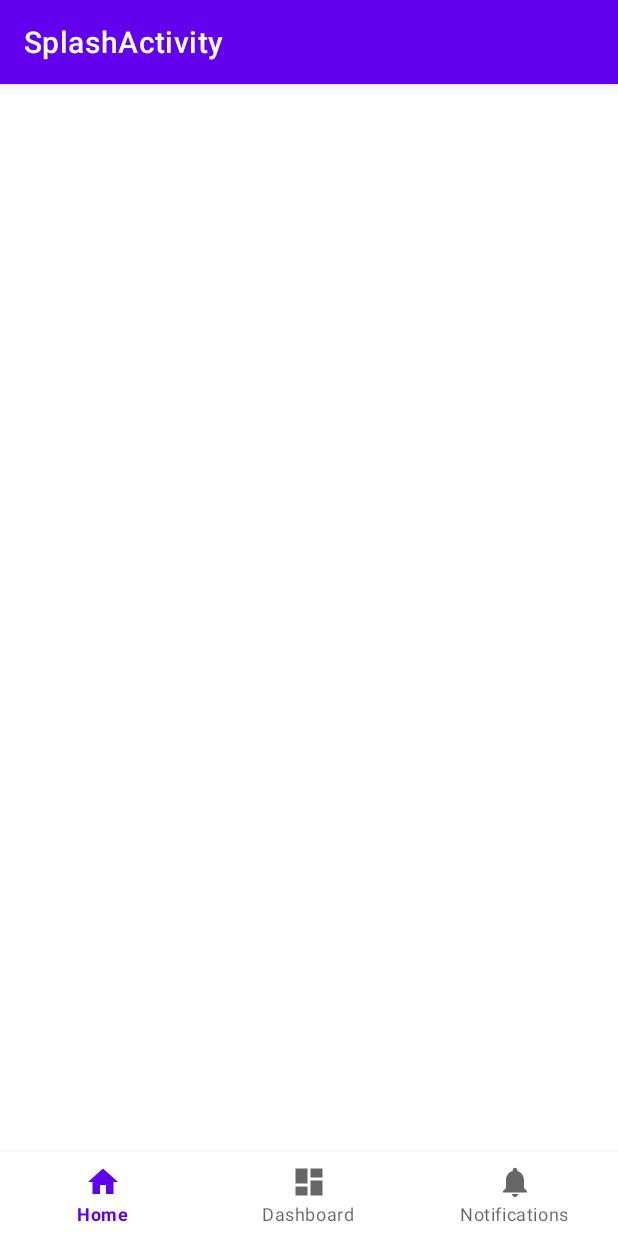
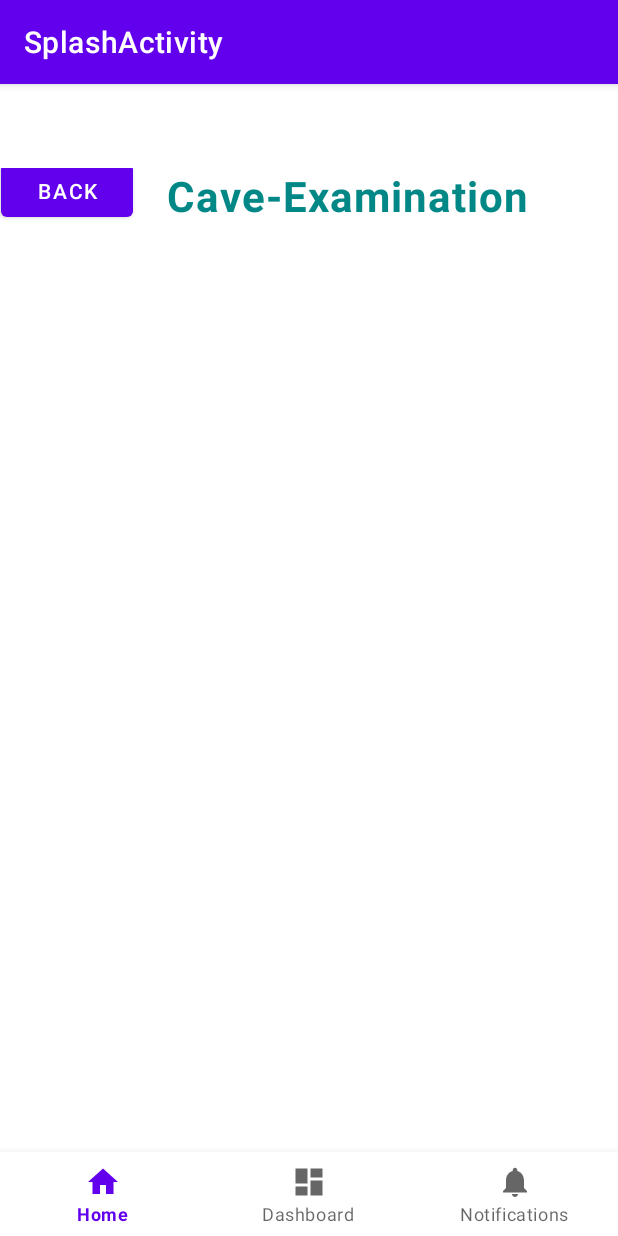
Before and after one commit to HassanNoorani5518/CaveExaminationBot, an Android app: the fragment DashboardFragment placed in its activity, on a phone screen of 412 x 824 dp. Run offline under Robolectric (Android 15) with nearby library versions, the phone set to English and light mode, and no system bars.

Commit message:
Dashboard Updates- Back button with app name

```diff
--- a/app/src/main/java/ca/teambot/it/cave/examination/bot/MainActivity.java
+++ b/app/src/main/java/ca/teambot/it/cave/examination/bot/MainActivity.java
@@ -54,12 +54,25 @@ public class MainActivity extends AppCompatActivity implements BottomNavigationV
 
     @Override
     public void onBackPressed() {
-        if (backArrowPressed) {
-            // Handle the back arrow press (show exit confirmation dialog)
-            showExitAlertDialog();
-        } else {
-            super.onBackPressed();
-        }
+        // Display a confirmation dialog
+        new AlertDialog.Builder(this)
+                .setTitle("Exit App")
+                .setMessage("Are you sure you want to exit?")
+                .setPositiveButton("Yes", new DialogInterface.OnClickListener() {
+                    @Override
+                    public void onClick(DialogInterface dialog, int which) {
+                        // If the user confirms, finish the activity
+                        finish();
+                    }
+                })
+                .setNegativeButton("No", new DialogInterface.OnClickListener() {
+                    @Override
+                    public void onClick(DialogInterface dialog, int which) {
+                        // If the user cancels, dismiss the dialog
+                        dialog.dismiss();
+                    }
+                })
+                .show();
     }
 
     @Override
--- /dev/null
+++ b/app/src/main/res/drawable/custom_rectangle.xml
@@ -0,0 +1,4 @@
+<?xml version="1.0" encoding="utf-8"?>
+<selector xmlns:android="http://schemas.android.com/apk/res/android">
+
+</selector>
--- a/app/src/main/res/layout/fragment_dashboard.xml
+++ b/app/src/main/res/layout/fragment_dashboard.xml
@@ -6,15 +6,42 @@
     android:layout_height="match_parent"
     tools:context=".ui.dashboard.DashboardFragment">
 
+    <View
+        android:id="@+id/view"
+        android:layout_width="match_parent"
+        android:layout_height="128dp"
+        android:background="@drawable/custom_rectangle"
+        app:layout_constraintEnd_toEndOf="parent"
+        app:layout_constraintStart_toStartOf="parent"
+        app:layout_constraintTop_toTopOf="parent" />
+
+    <Button
+        android:id="@+id/backButton"
+        android:layout_width="wrap_content"
+        android:layout_height="wrap_content"
+        android:layout_marginEnd="323dp"
+        android:layout_marginBottom="683dp"
+        android:onClick="onBackButtonClick"
+        android:text="Back"
+        app:layout_constraintBottom_toBottomOf="parent"
+        app:layout_constraintEnd_toEndOf="parent"
+        app:layout_constraintStart_toStartOf="parent"
+        app:layout_constraintTop_toTopOf="parent" />
+
     <TextView
-        android:id="@+id/text_dashboard"
-        android:layout_width="match_parent"
+        android:id="@+id/textView"
+        android:layout_width="wrap_content"
         android:layout_height="wrap_content"
-        android:layout_marginStart="8dp"
+        android:layout_marginStart="110dp"
         android:layout_marginTop="8dp"
-        android:layout_marginEnd="8dp"
-        android:textAlignment="center"
-        android:textSize="20sp"
+        android:layout_marginEnd="59dp"
+        android:layout_marginBottom="685dp"
+        android:gravity="center_horizontal"
+        android:letterSpacing="0.025"
+        android:text="Cave-Examination"
+        android:textColor="@color/teal_700"
+        android:textSize="28sp"
+        android:textStyle="bold"
         app:layout_constraintBottom_toBottomOf="parent"
         app:layout_constraintEnd_toEndOf="parent"
         app:layout_constraintStart_toStartOf="parent"
```
